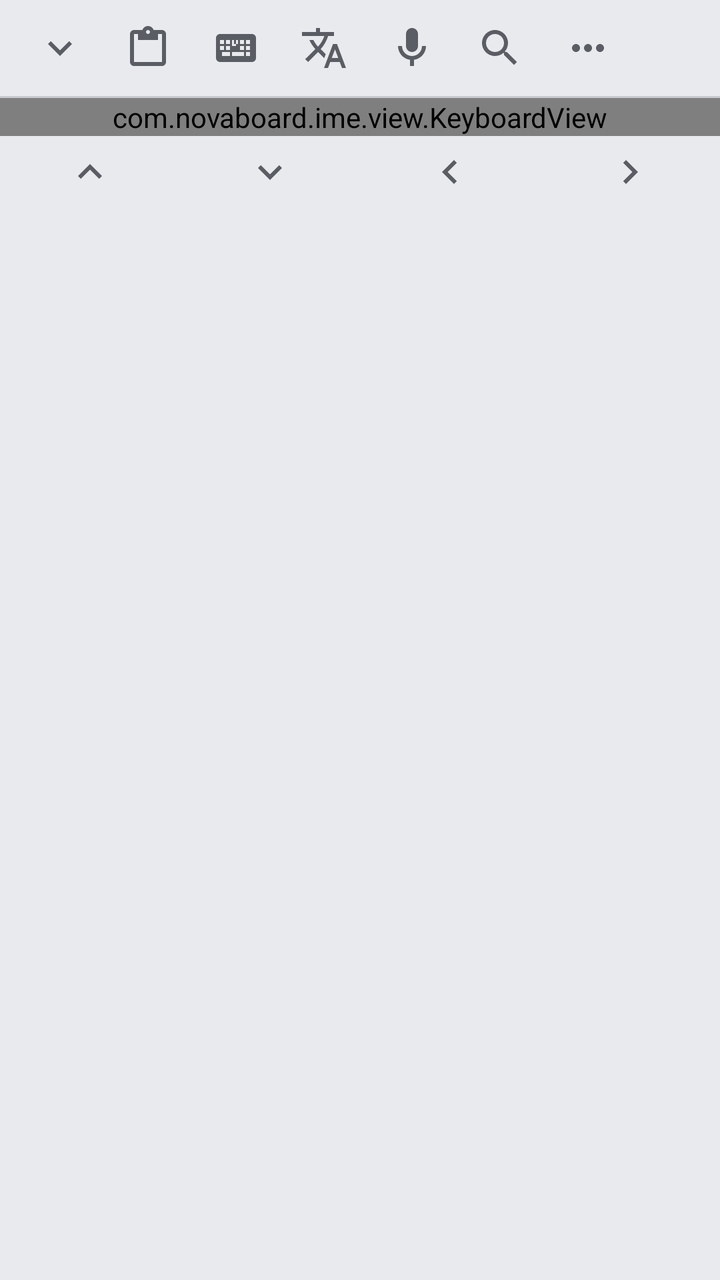
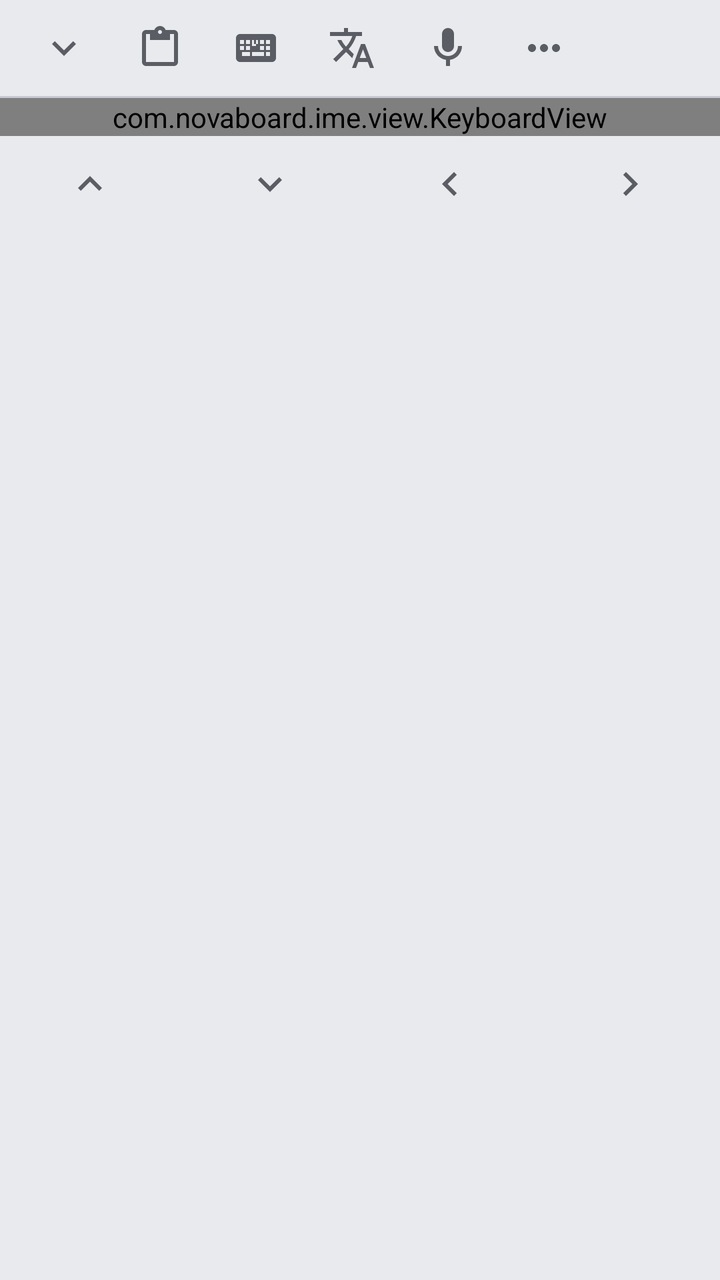

An Android layout rendered at two revisions. The XML below is the earlier revision; the diff shows what the commit changed to produce the second picture.
<!-- AndroidManifest.xml: application theme NovaBoardSettingsTheme -->
<!-- res/layout/keyboard_container.xml -->
<?xml version="1.0" encoding="utf-8"?>
<FrameLayout xmlns:android="http://schemas.android.com/apk/res/android"
    android:layout_width="match_parent"
     android:layout_height="wrap_content"
    android:background="@color/kb_background">

    <LinearLayout
        android:id="@+id/keyboardRoot"
        android:layout_width="match_parent"
        android:layout_height="wrap_content"
        android:orientation="vertical">

    <TextView
        android:id="@+id/incognitoBanner"
        android:layout_width="match_parent"
        android:layout_height="36dp"
        android:background="@color/kb_incognito_background"
        android:clickable="true"
        android:focusable="true"
        android:gravity="center"
        android:paddingStart="12dp"
        android:paddingEnd="12dp"
        android:text="@string/incognito_on"
        android:textColor="@color/kb_incognito_text"
        android:textSize="13sp"
        android:visibility="gone" />

    
    <FrameLayout
        android:layout_width="match_parent"
        android:layout_height="48dp">

        <LinearLayout
            android:id="@+id/toolsBar"
            android:layout_width="match_parent"
            android:layout_height="match_parent"
            android:orientation="horizontal"
            android:gravity="center_vertical"
            android:paddingStart="8dp"
            android:paddingEnd="8dp">

            <ImageButton android:id="@+id/btnToggleStrip" style="@style/NovaBoardToolIcon"
                android:src="@drawable/ic_chevron_down" android:contentDescription="@string/cd_tools" />
            <ImageButton android:id="@+id/btnClipboard" style="@style/NovaBoardToolIcon"
                android:src="@drawable/ic_clipboard" android:contentDescription="@string/cd_clipboard" />
            <ImageButton android:id="@+id/btnHotkeys" style="@style/NovaBoardToolIcon"
                android:src="@drawable/ic_hotkeys" android:contentDescription="@string/cd_hotkeys" />
            <ImageButton android:id="@+id/btnTranslate" style="@style/NovaBoardToolIcon"
                android:src="@drawable/ic_translate" android:contentDescription="@string/cd_translate" />
            <ImageButton android:id="@+id/btnVoice" style="@style/NovaBoardToolIcon"
                android:src="@drawable/ic_mic" android:contentDescription="@string/cd_voice" />
            <ImageButton android:id="@+id/btnSearch" style="@style/NovaBoardToolIcon"
                android:src="@drawable/ic_search" android:contentDescription="@string/cd_search" />
            <ImageButton android:id="@+id/btnMore" style="@style/NovaBoardToolIcon"
                android:src="@drawable/ic_more" android:contentDescription="@string/cd_more" />
        </LinearLayout>

        <LinearLayout
            android:id="@+id/suggestionBar"
            android:layout_width="match_parent"
            android:layout_height="match_parent"
            android:orientation="horizontal"
            android:visibility="gone">

            <ImageButton android:id="@+id/btnToggleStripFromSuggestions" style="@style/NovaBoardToolIcon"
                android:layout_width="40dp"
                android:src="@drawable/ic_chevron_down" android:contentDescription="@string/cd_tools" />

            <TextView android:id="@+id/suggestion1" style="@style/NovaBoardSuggestion" />
            <TextView android:id="@+id/suggestion2" style="@style/NovaBoardSuggestionHighlighted" />
            <TextView android:id="@+id/suggestion3" style="@style/NovaBoardSuggestion" />
        </LinearLayout>
    </FrameLayout>

    <View android:layout_width="match_parent" android:layout_height="1dp" android:background="@color/kb_divider" />

    
    <HorizontalScrollView
        android:id="@+id/hotkeysScroller"
        android:layout_width="match_parent"
        android:layout_height="44dp"
        android:visibility="gone"
        android:scrollbars="none">
        <LinearLayout
            android:id="@+id/hotkeysRow"
            android:layout_width="wrap_content"
            android:layout_height="match_parent"
            android:orientation="horizontal"
            android:paddingStart="4dp"
            android:paddingEnd="4dp" />
    </HorizontalScrollView>

    
    <com.novaboard.ime.view.KeyboardView
        android:id="@+id/keyboardView"
        android:layout_width="match_parent"
        android:layout_height="wrap_content" />

    
    <LinearLayout
        android:id="@+id/cursorRow"
        android:layout_width="match_parent"
        android:layout_height="36dp"
        android:orientation="horizontal"
        android:gravity="center">

        <ImageButton
            android:id="@+id/btnCursorUp"
            style="@style/NovaBoardCursorArrow"
            android:src="@drawable/ic_arrow_up"
            android:contentDescription="@string/cd_cursor_up" />
        <ImageButton
            android:id="@+id/btnCursorDown"
            style="@style/NovaBoardCursorArrow"
            android:src="@drawable/ic_arrow_down"
            android:contentDescription="@string/cd_cursor_down" />
        <ImageButton
            android:id="@+id/btnCursorLeft"
            style="@style/NovaBoardCursorArrow"
            android:src="@drawable/ic_arrow_left"
            android:contentDescription="@string/cd_cursor_left" />
        <ImageButton
            android:id="@+id/btnCursorRight"
            style="@style/NovaBoardCursorArrow"
            android:src="@drawable/ic_arrow_right"
            android:contentDescription="@string/cd_cursor_right" />
    </LinearLayout>

    </LinearLayout>

    <FrameLayout
        android:id="@+id/translationPanelContainer"
        android:layout_width="match_parent"
        android:layout_height="wrap_content"
        android:visibility="gone" />

    <FrameLayout
        android:id="@+id/emojiPanelContainer"
        android:layout_width="match_parent"
        android:layout_height="match_parent"
        android:visibility="gone" />

    <FrameLayout
        android:id="@+id/overlayPanelContainer"
        android:layout_width="match_parent"
        android:layout_height="match_parent"
        android:background="@color/kb_background"
        android:visibility="gone" />
</FrameLayout>
<!-- resources referenced by this layout -->
<resources>
  <color name="kb_background">#E9EAEE</color>
  <color name="kb_divider">#C7CBD1</color>
  <color name="kb_incognito_background">#DCE8FF</color>
  <color name="kb_incognito_text">#183A75</color>
  <!-- drawable ic_arrow_down (drawable) -->
  <vector xmlns:android="http://schemas.android.com/apk/res/android"
      android:width="24dp" android:height="24dp" android:viewportWidth="24" android:viewportHeight="24">
      <path android:fillColor="#FF000000" android:pathData="M7.41,8.59L12,13.17l4.59,-4.58L18,10l-6,6l-6,-6z"/>
  </vector>
  <!-- drawable ic_arrow_left (drawable) -->
  <vector xmlns:android="http://schemas.android.com/apk/res/android"
      android:width="24dp" android:height="24dp" android:viewportWidth="24" android:viewportHeight="24">
      <path android:fillColor="#FF000000" android:pathData="M15.41,7.41L14,6l-6,6 6,6 1.41,-1.41L10.83,12z"/>
  </vector>
  <!-- drawable ic_arrow_up (drawable) -->
  <vector xmlns:android="http://schemas.android.com/apk/res/android"
      android:width="24dp" android:height="24dp" android:viewportWidth="24" android:viewportHeight="24">
      <path android:fillColor="#FF000000" android:pathData="M7.41,15.41L12,10.83l4.59,4.58L18,14l-6,-6 -6,6z"/>
  </vector>
  <!-- drawable ic_search (drawable) -->
  <vector xmlns:android="http://schemas.android.com/apk/res/android"
      android:width="24dp" android:height="24dp" android:viewportWidth="24" android:viewportHeight="24">
      <path android:fillColor="#FF000000" android:pathData="M15.5,14h-0.79l-0.28,-0.27C15.41,12.59 16,11.11 16,9.5 16,5.91 13.09,3 9.5,3S3,5.91 3,9.5 5.91,16 9.5,16c1.61,0 3.09,-0.59 4.23,-1.57l0.27,0.28v0.79l5,4.99L20.49,19l-4.99,-5zM9.5,14C7,14 5,12 5,9.5S7,5 9.5,5 14,7 14,9.5 12,14 9.5,14z"/>
  </vector>
  <string name="cd_clipboard">Clipboard</string>
  <string name="cd_cursor_down">Move cursor down</string>
  <string name="cd_cursor_left">Move cursor left</string>
  <string name="cd_cursor_right">Move cursor right</string>
  <string name="cd_cursor_up">Move cursor up</string>
  <string name="cd_hotkeys">Hotkeys</string>
  <string name="cd_more">More keyboard tools</string>
  <string name="cd_search">Search</string>
  <string name="cd_tools">Tools</string>
  <string name="cd_translate">Translate selected text</string>
  <string name="cd_voice">Voice typing</string>
  <string name="incognito_on">Incognito mode is on</string>
  <style name="NovaBoardCursorArrow">
          <item name="android:layout_width">0dp</item>
          <item name="android:layout_height">match_parent</item>
          <item name="android:layout_weight">1</item>
          <item name="android:background">@android:color/transparent</item>
          <item name="android:padding">8dp</item>
          <item name="android:tint">@color/kb_toolbar_icon</item>
      </style>
  <style name="NovaBoardSuggestionHighlighted" parent="NovaBoardSuggestion">
          <item name="android:textColor">@color/kb_suggestion_text_highlight</item>
          <item name="android:textStyle">bold</item>
      </style>
  <style name="NovaBoardToolIcon">
          <item name="android:layout_width">40dp</item>
          <item name="android:layout_height">40dp</item>
          <item name="android:layout_margin">2dp</item>
          <item name="android:background">@android:color/transparent</item>
          <item name="android:padding">8dp</item>
          <item name="android:tint">@color/kb_toolbar_icon</item>
      </style>
  <style name="NovaBoardSettingsTheme" parent="Theme.MaterialComponents.DayNight.NoActionBar">
          <item name="colorPrimary">@color/kb_accent</item>
          <item name="android:windowBackground">@color/kb_background</item>
      </style>
  <color name="kb_toolbar_icon">#5A5D63</color>
  <color name="kb_suggestion_text">#4C4E52</color>
  <color name="kb_suggestion_text_highlight">#1B1C1E</color>
  <color name="kb_accent">#4C7CF3</color>
  <!-- unchanged entries left out for length: 8 -->
</resources>

<!-- the commit's change to res/layout/keyboard_container.xml (unified diff, before → after) -->
@@ -49,8 +49,6 @@
                 android:src="@drawable/ic_translate" android:contentDescription="@string/cd_translate" />
             <ImageButton android:id="@+id/btnVoice" style="@style/NovaBoardToolIcon"
                 android:src="@drawable/ic_mic" android:contentDescription="@string/cd_voice" />
-            <ImageButton android:id="@+id/btnSearch" style="@style/NovaBoardToolIcon"
-                android:src="@drawable/ic_search" android:contentDescription="@string/cd_search" />
             <ImageButton android:id="@+id/btnMore" style="@style/NovaBoardToolIcon"
                 android:src="@drawable/ic_more" android:contentDescription="@string/cd_more" />
         </LinearLayout>
@@ -78,7 +76,7 @@
     <HorizontalScrollView
         android:id="@+id/hotkeysScroller"
         android:layout_width="match_parent"
-        android:layout_height="44dp"
+        android:layout_height="52dp"
         android:visibility="gone"
         android:scrollbars="none">
         <LinearLayout
@@ -100,7 +98,7 @@
     <LinearLayout
         android:id="@+id/cursorRow"
         android:layout_width="match_parent"
-        android:layout_height="36dp"
+        android:layout_height="48dp"
         android:orientation="horizontal"
         android:gravity="center">
 
<!-- resource entries referenced after the edit -->
@@ -19,11 +19,6 @@
       android:width="24dp" android:height="24dp" android:viewportWidth="24" android:viewportHeight="24">
       <path android:fillColor="#FF000000" android:pathData="M7.41,15.41L12,10.83l4.59,4.58L18,14l-6,-6 -6,6z"/>
   </vector>
-  <!-- drawable ic_search (drawable) -->
-  <vector xmlns:android="http://schemas.android.com/apk/res/android"
-      android:width="24dp" android:height="24dp" android:viewportWidth="24" android:viewportHeight="24">
-      <path android:fillColor="#FF000000" android:pathData="M15.5,14h-0.79l-0.28,-0.27C15.41,12.59 16,11.11 16,9.5 16,5.91 13.09,3 9.5,3S3,5.91 3,9.5 5.91,16 9.5,16c1.61,0 3.09,-0.59 4.23,-1.57l0.27,0.28v0.79l5,4.99L20.49,19l-4.99,-5zM9.5,14C7,14 5,12 5,9.5S7,5 9.5,5 14,7 14,9.5 12,14 9.5,14z"/>
-  </vector>
   <string name="cd_clipboard">Clipboard</string>
   <string name="cd_cursor_down">Move cursor down</string>
   <string name="cd_cursor_left">Move cursor left</string>
@@ -31,14 +26,14 @@
   <string name="cd_cursor_up">Move cursor up</string>
   <string name="cd_hotkeys">Hotkeys</string>
   <string name="cd_more">More keyboard tools</string>
-  <string name="cd_search">Search</string>
   <string name="cd_tools">Tools</string>
   <string name="cd_translate">Translate selected text</string>
   <string name="cd_voice">Voice typing</string>
   <string name="incognito_on">Incognito mode is on</string>
   <style name="NovaBoardCursorArrow">
           <item name="android:layout_width">0dp</item>
-          <item name="android:layout_height">match_parent</item>
+          <item name="android:layout_height">48dp</item>
+          <item name="android:minHeight">48dp</item>
           <item name="android:layout_weight">1</item>
           <item name="android:background">@android:color/transparent</item>
           <item name="android:padding">8dp</item>
@@ -49,9 +44,11 @@
           <item name="android:textStyle">bold</item>
       </style>
   <style name="NovaBoardToolIcon">
-          <item name="android:layout_width">40dp</item>
-          <item name="android:layout_height">40dp</item>
-          <item name="android:layout_margin">2dp</item>
+          <item name="android:layout_width">48dp</item>
+          <item name="android:layout_height">48dp</item>
+          <item name="android:minWidth">48dp</item>
+          <item name="android:minHeight">48dp</item>
+          <item name="android:layout_margin">0dp</item>
           <item name="android:background">@android:color/transparent</item>
           <item name="android:padding">8dp</item>
           <item name="android:tint">@color/kb_toolbar_icon</item>
